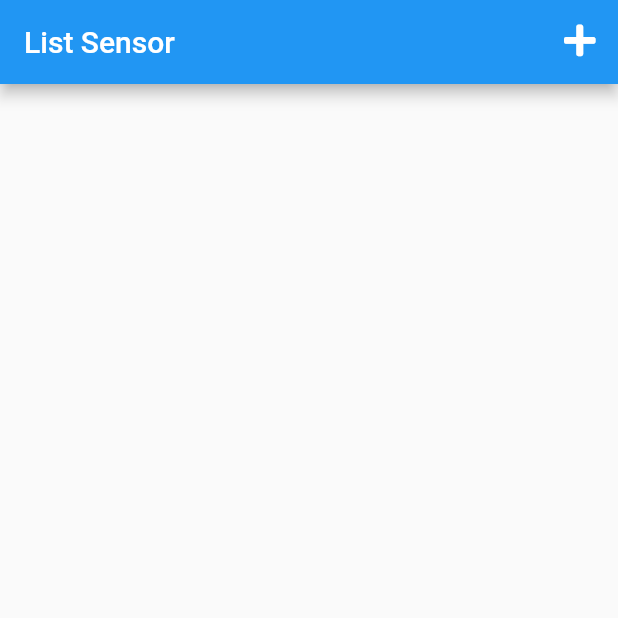
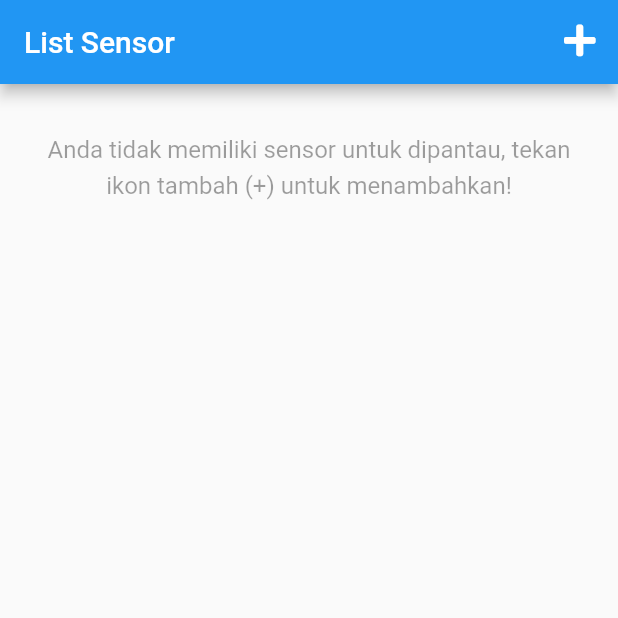
Before and after one commit to Arsfiqball/awas-banjir-mobile, a Flutter app: the screen it shows after launch, on a phone screen of 412 x 824 dp, the top half of it. Run offline on Flutter 3.47's test engine with Material 2 defaults, Android fonts, the phone set to English and light mode, and no system bars; our stand-ins replace charts_flutter, firebase_messaging, flutter_dotenv, flutter_map, font_awesome_flutter, latlong and 1 more; accounts and stored records are empty.

Commit message:
Fix list sensor does not update when ids prefs is empty

```diff
--- a/lib/screens/sensorlist_screen.dart
+++ b/lib/screens/sensorlist_screen.dart
@@ -31,7 +31,9 @@ class _SensorListScreenState extends State<SensorListScreen> {
     List<String> ids = _prefs.getStringList('ids') ?? [];
 
     if (ids.isEmpty) {
+      setState(() {
         _devices = [];
+      });
       return;
     }
 
@@ -183,7 +185,8 @@ class _SensorListScreenState extends State<SensorListScreen> {
       ),
       body: RefreshIndicator(
         onRefresh: _handleRefreshData,
-        child: ListView(
+        child: _devices.isNotEmpty
+            ? ListView(
                 children: _devices.map((dynamic device) {
                   final bool hasLastRecord = device.containsKey('last_recorded');
 
@@ -205,6 +208,22 @@ class _SensorListScreenState extends State<SensorListScreen> {
                     ),
                   );
                 }).toList(),
+              )
+            : ListView(
+                children: [
+                  Container(
+                    padding: EdgeInsets.all(30),
+                    child: Text(
+                      'Anda tidak memiliki sensor untuk dipantau, tekan ikon tambah (+) untuk menambahkan!',
+                      textAlign: TextAlign.center,
+                      style: TextStyle(
+                        color: Colors.black38,
+                        fontSize: 16,
+                        height: 1.5,
+                      ),
+                    ),
+                  )
+                ],
               ),
       ),
     );
```
Also changed, not shown: pubspec.lock. Lines whose indentation alone changed are shown as unchanged.
